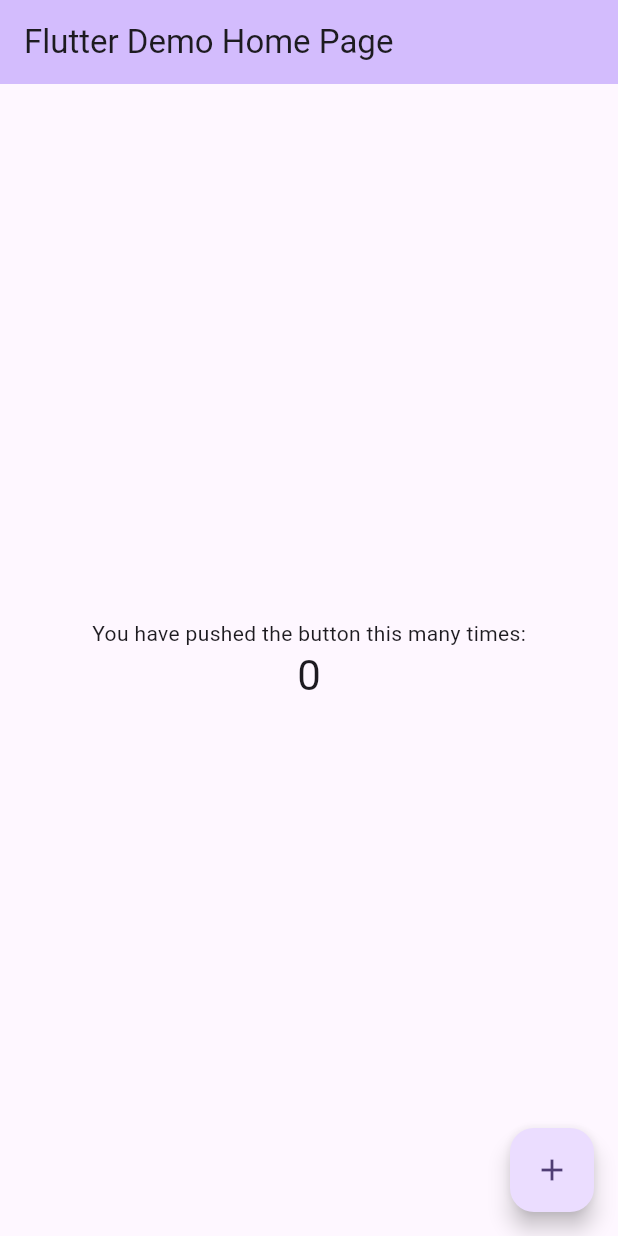
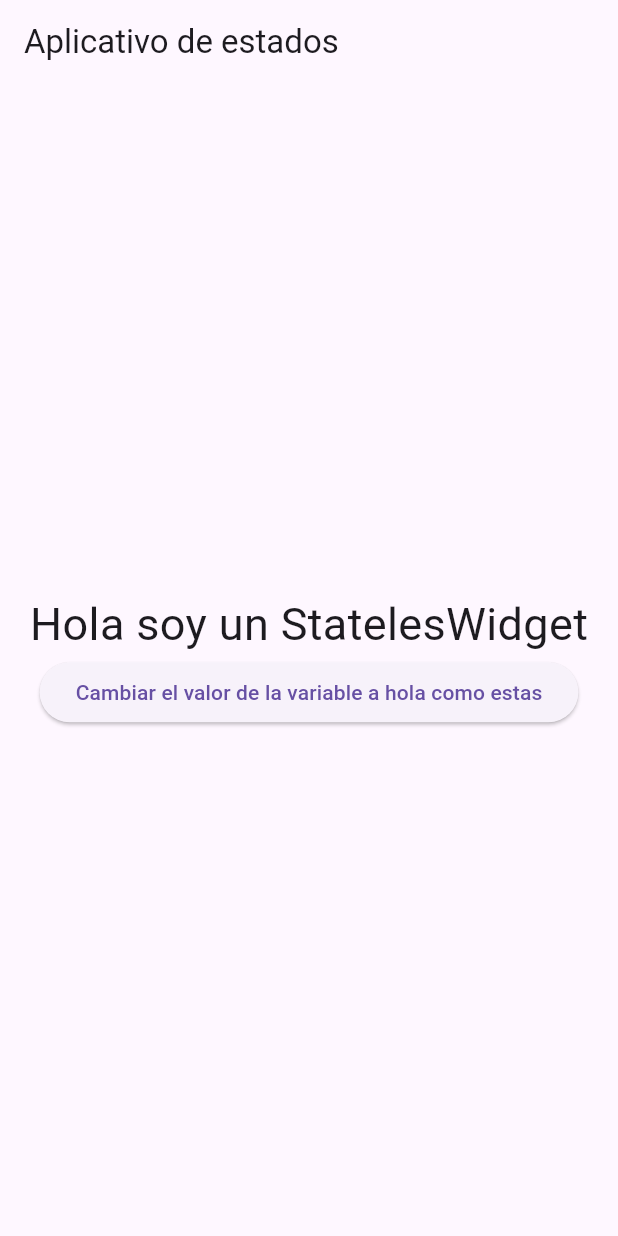
Before and after one commit to codenine69/statelessfullwidgetappG14, a Flutter app: the screen it shows after launch, on a phone screen of 412 x 824 dp. Run offline on Flutter 3.47's test engine with Material 3 defaults, Android fonts, the phone set to English and light mode, and no system bars.

Commit message:
_MiWidgetStateFullState

```diff
--- a/lib/main.dart
+++ b/lib/main.dart
@@ -1,122 +1,6 @@
 import 'package:flutter/material.dart';
+import 'package:statelessfullwidgetapp/pages/home_page.dart';
 
 void main() {
-  runApp(const MyApp());
+  runApp(MaterialApp(home: MiWidgetEstatico()));
 }
-
-class MyApp extends StatelessWidget {
-  const MyApp({super.key});
-
-  // This widget is the root of your application.
-  @override
-  Widget build(BuildContext context) {
-    return MaterialApp(
-      title: 'Flutter Demo',
-      theme: ThemeData(
-        // This is the theme of your application.
-        //
-        // TRY THIS: Try running your application with "flutter run". You'll see
-        // the application has a purple toolbar. Then, without quitting the app,
-        // try changing the seedColor in the colorScheme below to Colors.green
-        // and then invoke "hot reload" (save your changes or press the "hot
-        // reload" button in a Flutter-supported IDE, or press "r" if you used
-        // the command line to start the app).
-        //
-        // Notice that the counter didn't reset back to zero; the application
-        // state is not lost during the reload. To reset the state, use hot
-        // restart instead.
-        //
-        // This works for code too, not just values: Most code changes can be
-        // tested with just a hot reload.
-        colorScheme: ColorScheme.fromSeed(seedColor: Colors.deepPurple),
-      ),
-      home: const MyHomePage(title: 'Flutter Demo Home Page'),
-    );
-  }
-}
-
-class MyHomePage extends StatefulWidget {
-  const MyHomePage({super.key, required this.title});
-
-  // This widget is the home page of your application. It is stateful, meaning
-  // that it has a State object (defined below) that contains fields that affect
-  // how it looks.
-
-  // This class is the configuration for the state. It holds the values (in this
-  // case the title) provided by the parent (in this case the App widget) and
-  // used by the build method of the State. Fields in a Widget subclass are
-  // always marked "final".
-
-  final String title;
-
-  @override
-  State<MyHomePage> createState() => _MyHomePageState();
-}
-
-class _MyHomePageState extends State<MyHomePage> {
-  int _counter = 0;
-
-  void _incrementCounter() {
-    setState(() {
-      // This call to setState tells the Flutter framework that something has
-      // changed in this State, which causes it to rerun the build method below
-      // so that the display can reflect the updated values. If we changed
-      // _counter without calling setState(), then the build method would not be
-      // called again, and so nothing would appear to happen.
-      _counter++;
-    });
-  }
-
-  @override
-  Widget build(BuildContext context) {
-    // This method is rerun every time setState is called, for instance as done
-    // by the _incrementCounter method above.
-    //
-    // The Flutter framework has been optimized to make rerunning build methods
-    // fast, so that you can just rebuild anything that needs updating rather
-    // than having to individually change instances of widgets.
-    return Scaffold(
-      appBar: AppBar(
-        // TRY THIS: Try changing the color here to a specific color (to
-        // Colors.amber, perhaps?) and trigger a hot reload to see the AppBar
-        // change color while the other colors stay the same.
-        backgroundColor: Theme.of(context).colorScheme.inversePrimary,
-        // Here we take the value from the MyHomePage object that was created by
-        // the App.build method, and use it to set our appbar title.
-        title: Text(widget.title),
-      ),
-      body: Center(
-        // Center is a layout widget. It takes a single child and positions it
-        // in the middle of the parent.
-        child: Column(
-          // Column is also a layout widget. It takes a list of children and
-          // arranges them vertically. By default, it sizes itself to fit its
-          // children horizontally, and tries to be as tall as its parent.
-          //
-          // Column has various properties to control how it sizes itself and
-          // how it positions its children. Here we use mainAxisAlignment to
-          // center the children vertically; the main axis here is the vertical
-          // axis because Columns are vertical (the cross axis would be
-          // horizontal).
-          //
-          // TRY THIS: Invoke "debug painting" (choose the "Toggle Debug Paint"
-          // action in the IDE, or press "p" in the console), to see the
-          // wireframe for each widget.
-          mainAxisAlignment: MainAxisAlignment.center,
-          children: <Widget>[
-            const Text('You have pushed the button this many times:'),
-            Text(
-              '$_counter',
-              style: Theme.of(context).textTheme.headlineMedium,
-            ),
-          ],
-        ),
-      ),
-      floatingActionButton: FloatingActionButton(
-        onPressed: _incrementCounter,
-        tooltip: 'Increment',
-        child: const Icon(Icons.add),
-      ), // This trailing comma makes auto-formatting nicer for build methods.
-    );
-  }
-}
--- /dev/null
+++ b/lib/pages/home_page.dart
@@ -0,0 +1,63 @@
+import 'package:flutter/material.dart';
+
+class MiWidgetStateFull extends StatefulWidget {
+  const MiWidgetStateFull({super.key});
+
+  @override
+  State<MiWidgetStateFull> createState() => _MiWidgetStateFullState();
+}
+
+class _MiWidgetStateFullState extends State<MiWidgetStateFull> {
+  String texto = "Hola soy un statefullwidget";
+  @override
+  Widget build(BuildContext context) {
+    return Scaffold(
+      body: Center(
+        child: Column(
+          mainAxisAlignment: MainAxisAlignment.center,
+          children: [
+            Text(
+              texto,
+              style: TextStyle(fontSize: 35),
+              textAlign: TextAlign.center,
+            ),
+            ElevatedButton(
+              onPressed: () {
+                texto = "Hola este es el nuevo valor";
+                print(texto);
+                setState(() {});
+              },
+              child: Text("Cambiar texto"),
+            ),
+          ],
+        ),
+      ),
+    );
+  }
+}
+
+class MiWidgetEstatico extends StatelessWidget {
+  String textoMostrar = "Hola soy un StatelesWidget";
+
+  @override
+  Widget build(BuildContext context) {
+    return Scaffold(
+      appBar: AppBar(title: Text("Aplicativo de estados")),
+      body: Center(
+        child: Column(
+          mainAxisAlignment: MainAxisAlignment.center,
+          children: [
+            Text(textoMostrar, style: TextStyle(fontSize: 30)),
+            ElevatedButton(
+              onPressed: () {
+                textoMostrar = "hola como estas";
+                print(textoMostrar);
+              },
+              child: Text("Cambiar el valor de la variable a hola como estas"),
+            ),
+          ],
+        ),
+      ),
+    );
+  }
+}
```
